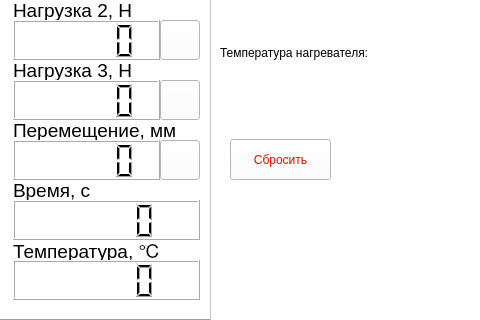
The window that interface/mainwindow.ui (acup1/duct-interface) describes before a commit, drawn with Qt 5; both pictures show x 0 to 480 and y 120 to 440 of the 1024 by 600 pixel window.
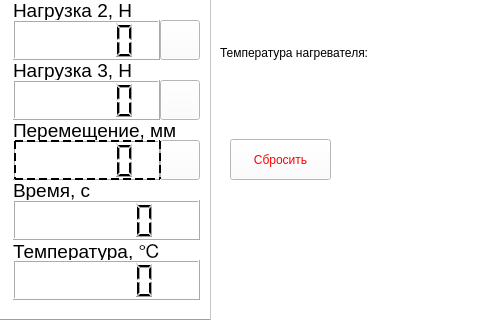
The same window after the commit. Custom widgets are drawn as their Qt base class.

What changed in the file:
```diff
--- a/interface/mainwindow.ui
+++ b/interface/mainwindow.ui
@@ -1351,6 +1351,28 @@
      </layout>
     </widget>
    </widget>
+   <widget class="QPushButton" name="changeX">
+    <property name="geometry">
+     <rect>
+      <x>14</x>
+      <y>260</y>
+      <width>147</width>
+      <height>40</height>
+     </rect>
+    </property>
+    <property name="minimumSize">
+     <size>
+      <width>147</width>
+      <height>40</height>
+     </size>
+    </property>
+    <property name="styleSheet">
+     <string notr="true">border: 2px dashed black; background-color: rgba(0, 0, 0, 0); color: black;</string>
+    </property>
+    <property name="text">
+     <string/>
+    </property>
+   </widget>
    <zorder>startbtn</zorder>
    <zorder>stopbtn</zorder>
    <zorder>layoutWidget</zorder>
@@ -1361,6 +1383,7 @@
    <zorder>setting_canvas</zorder>
    <zorder>clear_accept</zorder>
    <zorder>POac</zorder>
+   <zorder>changeX</zorder>
   </widget>
   <widget class="QStatusBar" name="statusbar"/>
  </widget>
```
